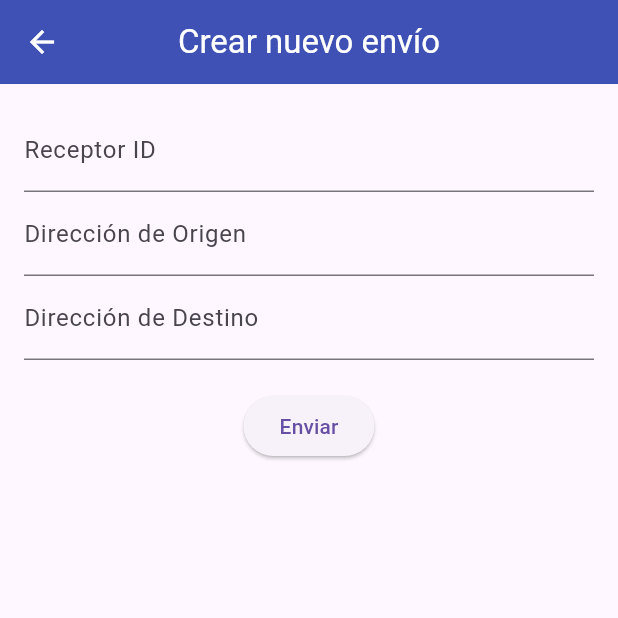
After one commit to marCRACK29/Frontend-Flutter, a Flutter app: the OrdersHomeView screen opened by its route, after a tap on "Crear nuevo envío", on a phone screen of 412 x 824 dp, the top half of it. The commit adds this screen. Run offline on Flutter 3.47's test engine with Material 3 defaults, Android fonts, the phone set to English and light mode, and no system bars; our stand-ins replace dio, flutter_dotenv, flutter_map, flutter_secure_storage, latlong2, location and 1 more; missing offline and left inert: flutter_map_cancellable_tile_provider, flutter_map_location_marker, flutter_polyline_points; accounts and stored records are empty; network calls fail.

Commit message:
fix orde

```diff
--- /dev/null
+++ b/lib/features/orders/models/envio_model.dart
@@ -0,0 +1,25 @@
+class Envio {
+  final String remitenteId;
+  final String receptorId;
+  final String conductorId;
+  final String direccionOrigen;
+  final String direccionDestino;
+
+  Envio({
+    required this.remitenteId,
+    required this.receptorId,
+    required this.conductorId,
+    required this.direccionOrigen,
+    required this.direccionDestino,
+  });
+
+  Map<String, dynamic> toJson() {
+    return {
+      "remitente_id": remitenteId,
+      "receptor_id": receptorId,
+      "conductor_id": conductorId,
+      "direccion_origen": direccionOrigen,
+      "direccion_destino": direccionDestino,
+    };
+  }
+}
--- /dev/null
+++ b/lib/features/orders/views/crear_envio_view.dart
@@ -0,0 +1,91 @@
+import 'package:flutter/material.dart';
+import '../models/envio_model.dart';
+import '../services/envio_service.dart';
+
+class CrearEnvioScreen extends StatefulWidget {
+  const CrearEnvioScreen({super.key});
+
+  @override
+  State<CrearEnvioScreen> createState() => _CrearEnvioScreenState();
+}
+
+class _CrearEnvioScreenState extends State<CrearEnvioScreen> {
+  final _formKey = GlobalKey<FormState>();
+  final _receptorController = TextEditingController();
+  final _origenController = TextEditingController();
+  final _destinoController = TextEditingController();
+
+  final EnvioService envioService = EnvioService();
+
+  // Valores fijos
+  final String remitenteId = "21.595.452-3";
+  final String conductorId = "15.123.102-4";
+
+  void _submit() async {
+    if (_formKey.currentState!.validate()) {
+      try {
+        final envio = Envio(
+          remitenteId: remitenteId,
+          receptorId: _receptorController.text,
+          conductorId: conductorId,
+          direccionOrigen: _origenController.text,
+          direccionDestino: _destinoController.text,
+        );
+
+        final respuesta = await envioService.crearEnvio(envio);
+        ScaffoldMessenger.of(context).showSnackBar(
+          SnackBar(content: Text('Envío creado: ID ${respuesta["envío"]["id"]}')),
+        );
+      } catch (e) {
+        ScaffoldMessenger.of(context).showSnackBar(
+          SnackBar(content: Text('Error: $e')),
+        );
+      }
+    }
+  }
+
+  @override
+  Widget build(BuildContext context) {
+    return Scaffold(
+      appBar: AppBar(
+        backgroundColor: Colors.indigo,
+        centerTitle: true,
+        title: const Text(
+          "Crear nuevo envío",
+          style: TextStyle(color: Colors.white),
+        ),
+        iconTheme: const IconThemeData(color: Colors.white),
+      ),
+      body: Padding(
+        padding: const EdgeInsets.all(16.0),
+        child: Form(
+          key: _formKey,
+          child: Column(
+            children: [
+              TextFormField(
+                controller: _receptorController,
+                decoration: const InputDecoration(labelText: "Receptor ID"),
+                validator: (value) => value == null || value.isEmpty ? "Campo requerido" : null,
+              ),
+              TextFormField(
+                controller: _origenController,
+                decoration: const InputDecoration(labelText: "Dirección de Origen"),
+                validator: (value) => value == null || value.isEmpty ? "Campo requerido" : null,
+              ),
+              TextFormField(
+                controller: _destinoController,
+                decoration: const InputDecoration(labelText: "Dirección de Destino"),
+                validator: (value) => value == null || value.isEmpty ? "Campo requerido" : null,
+              ),
+              const SizedBox(height: 20),
+              ElevatedButton(
+                onPressed: _submit,
+                child: const Text("Enviar"),
+              ),
+            ],
+          ),
+        ),
+      ),
+    );
+  }
+}
--- /dev/null
+++ b/lib/features/orders/views/orders_home_view.dart
@@ -0,0 +1,71 @@
+import 'package:flutter/material.dart';
+import 'package:frontend/features/orders/services/envio_service.dart';
+import 'package:frontend/features/orders/views/crear_envio_view.dart';
+import 'package:frontend/features/orders/views/historial_envios_view.dart';
+
+
+class OrdersHomeView extends StatefulWidget {
+  const OrdersHomeView({super.key});
+
+  @override
+  State<OrdersHomeView> createState() => _OrdersHomeViewState();
+}
+
+class _OrdersHomeViewState extends State<OrdersHomeView> {
+  final envioService = EnvioService();
+
+  Future<void> _verHistorial() async {
+  try {
+    String usuarioId = '21.595.452-3'; // Reemplaza con el usuario logueado
+    final envios = await envioService.obtenerEnviosPorUsuario(usuarioId);
+    if (!mounted) return; // Verifica que el widget esté montado
+
+    Navigator.push(
+      context,
+      MaterialPageRoute(
+        builder: (context) => HistorialEnviosView(envios: envios),
+      ),
+    );
+  } catch (e) {
+    ScaffoldMessenger.of(context).showSnackBar(
+      SnackBar(content: Text('Error: $e')),
+    );
+  }
+}
+
+  @override
+  Widget build(BuildContext context) {
+    return Scaffold(
+      appBar: AppBar(
+        backgroundColor: Colors.indigo,
+        centerTitle: true,
+        title: const Text(
+          "Envíos",
+          style: TextStyle(color: Colors.white),
+        ),
+        iconTheme: const IconThemeData(color: Colors.white),
+      ),
+
+      body: Center(
+        child: Column(
+          mainAxisAlignment: MainAxisAlignment.center,
+          children: [
+            ElevatedButton(
+              onPressed: _verHistorial,
+              child: const Text("Ver historial de envíos"),
+            ),
+            ElevatedButton(
+              onPressed: () {
+                Navigator.push(
+                  context,
+                  MaterialPageRoute(builder: (context) => const CrearEnvioScreen()),
+                );
+              },
+              child: const Text("Crear nuevo envío"),
+            ),
+          ],
+        ),
+      ),
+    );
+  }
+}
--- a/lib/main.dart
+++ b/lib/main.dart
@@ -2,6 +2,7 @@ import 'package:flutter/material.dart';
 import 'package:frontend/features/delivery/views/delivery_list_view.dart';
 import 'package:frontend/features/maps/providers/map_provider.dart';
 import 'package:frontend/features/maps/views/openstreetmap_view.dart';
+import 'package:frontend/features/orders/views/orders_home_view.dart';
 import 'package:provider/provider.dart';
 import 'package:flutter_dotenv/flutter_dotenv.dart';
 import 'package:frontend/shared/test_connection_screen.dart';
```
Also changed, not shown: lib/core/api/api_endpoints.dart (+7 -0 lines), lib/features/orders/services/envio_service.dart (added, +45 -0 lines), lib/features/orders/views/historial_envios_view.dart (added, +49 -0 lines), lib/features/orders/providers/order_provider.dart (added), lib/features/orders/widgets/order_card.dart (added).
